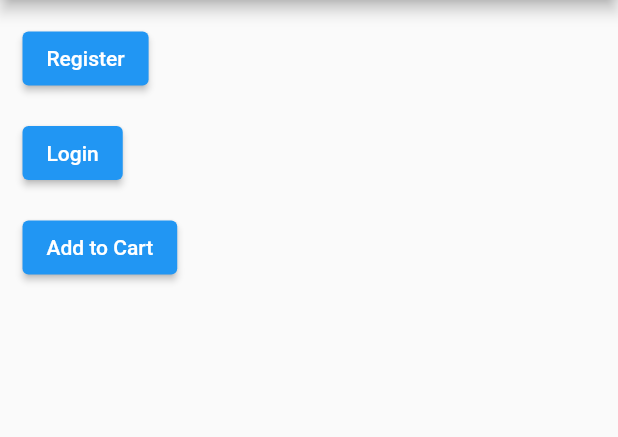
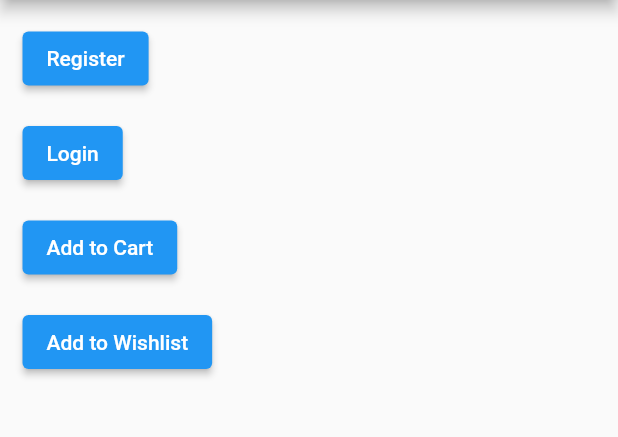
Before and after one commit to payare35/MyEcommerceApp, a Flutter app: the screen it shows after launch, on a phone screen of 412 x 824 dp, the part 84-521 px from its top. Run offline on Flutter 3.47's test engine with Material 2 defaults, Android fonts, the phone set to English and light mode, and no system bars.

Commit message:
wishlist added

```diff
--- a/lib/main.dart
+++ b/lib/main.dart
@@ -57,6 +57,14 @@ class _HomePageState extends State<HomePage> {
                 },
                 child: Text("Add to Cart")),
           ),
+          Container(
+            margin: EdgeInsets.only(left: 15, bottom: 15),
+            child: ElevatedButton(
+                onPressed: () {
+                  print("I am Wishlist Button");
+                },
+                child: Text("Add to Wishlist")),
+          ),
         ],
       ),
     );
```
